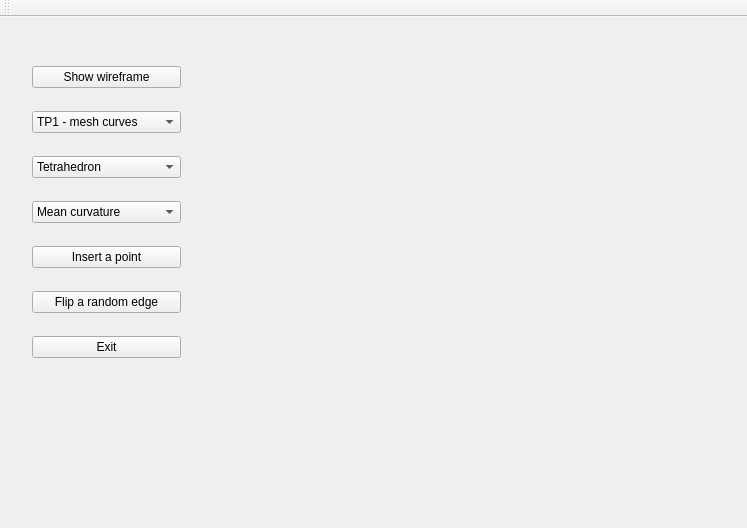
First picture: the form in mainwindow.ui, repository thomas-raynaud/Mesh_Computational_Geometry, before the edit.
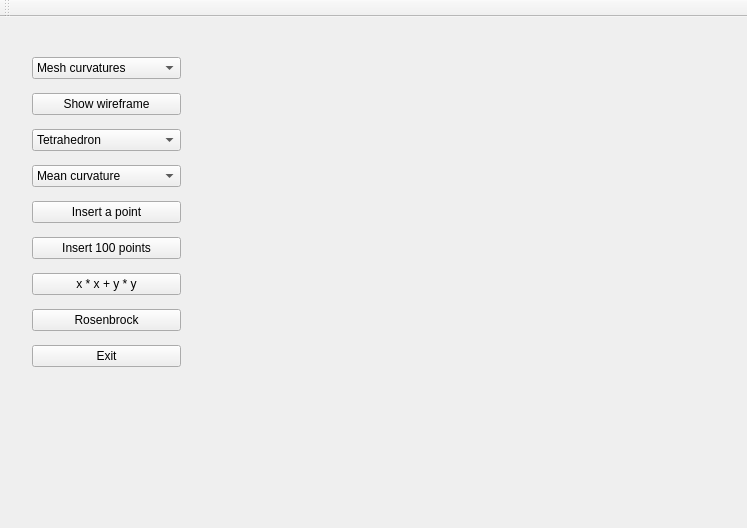
Second picture: the form after the edit. Custom widgets are drawn as their Qt base class.

```diff
--- a/mainwindow.ui
+++ b/mainwindow.ui
@@ -33,6 +33,25 @@
         </rect>
        </property>
        <layout class="QVBoxLayout" name="verticalLayout">
+        <item>
+         <widget class="QComboBox" name="comboBoxTPswitch">
+          <item>
+           <property name="text">
+            <string>Mesh curvatures</string>
+           </property>
+          </item>
+          <item>
+           <property name="text">
+            <string>Delaunay &amp; Voronoi</string>
+           </property>
+          </item>
+          <item>
+           <property name="text">
+            <string>Parabola</string>
+           </property>
+          </item>
+         </widget>
+        </item>
         <item>
          <widget class="QPushButton" name="pushButtonDisplayType">
           <property name="text">
@@ -40,20 +59,6 @@
           </property>
          </widget>
         </item>
-        <item>
-         <widget class="QComboBox" name="comboBoxTPswitch">
-          <item>
-           <property name="text">
-            <string>TP1 - mesh curves</string>
-           </property>
-          </item>
-          <item>
-           <property name="text">
-            <string>TP2 - Delaunay</string>
-           </property>
-          </item>
-         </widget>
-        </item>
         <item>
          <widget class="QComboBox" name="comboBoxMeshswitch">
           <property name="enabled">
@@ -120,7 +125,21 @@
         <item>
          <widget class="QPushButton" name="pushButtonFlipEdge">
           <property name="text">
-           <string>Flip a random edge</string>
+           <string>Insert 100 points</string>
+          </property>
+         </widget>
+        </item>
+        <item>
+         <widget class="QPushButton" name="pushButtonxxyy">
+          <property name="text">
+           <string>x * x + y * y</string>
+          </property>
+         </widget>
+        </item>
+        <item>
+         <widget class="QPushButton" name="pushButtonRosenbrock">
+          <property name="text">
+           <string>Rosenbrock</string>
           </property>
          </widget>
         </item>
```
Left out of the diff: 7 changed lines with no effect on the pictures.
